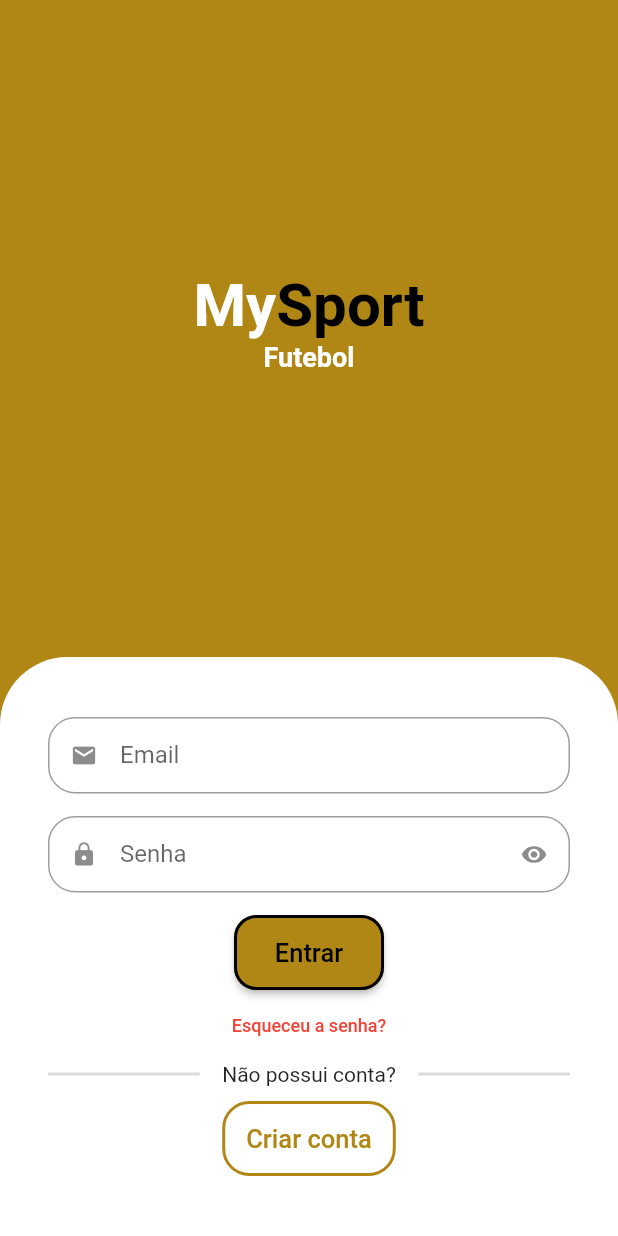
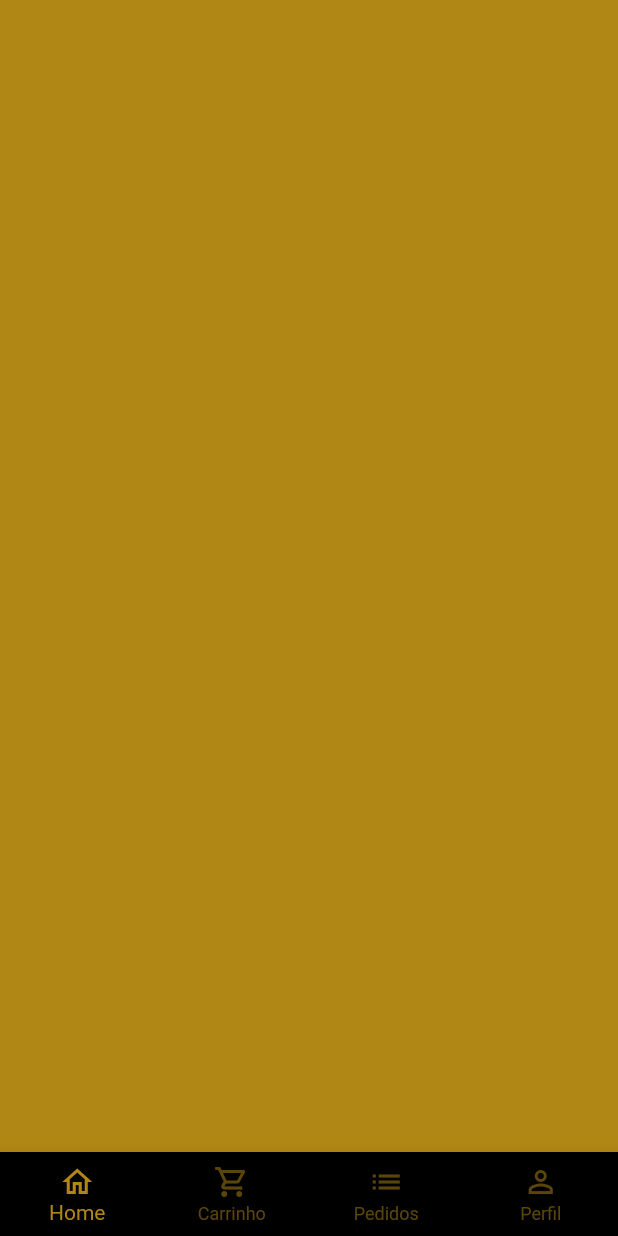
Before and after one commit to ValterNoleto/My_Sport, a Flutter app: the screen it shows after launch, after a tap on "Entrar", on a phone screen of 412 x 824 dp. Run offline on Flutter 3.47's test engine with Material 2 defaults, Android fonts, the phone set to English and light mode, and no system bars; drawn by our look-alikes of animated_text_kit; our stand-ins replace mask_text_input_formatter.

Commit message:
base screen wip

```diff
--- a/lib/src/auth/sign_in_screen.dart
+++ b/lib/src/auth/sign_in_screen.dart
@@ -1,6 +1,7 @@
 import 'package:animated_text_kit/animated_text_kit.dart';
 import 'package:flutter/material.dart';
 import 'package:my_sport/src/auth/sign_up_screen.dart';
+import 'package:my_sport/src/base/base_screen.dart';
 import 'package:my_sport/src/config/custom_colors.dart';
 
 import 'components/custom_text_field.dart';
@@ -24,7 +25,7 @@ class SignInScreen extends StatelessWidget {
                 child: Column(
                   mainAxisAlignment: MainAxisAlignment.center,
                   children: [
-                    //Nome do App
+                    //App name
                     const Text.rich(
                       TextSpan(
                         style: TextStyle(
@@ -49,7 +50,7 @@ class SignInScreen extends StatelessWidget {
                       ),
                     ),
 
-                    //Categorias do App
+                    //Apps categories
                     SizedBox(
                       height: 30,
                       child: DefaultTextStyle(
@@ -78,7 +79,7 @@ class SignInScreen extends StatelessWidget {
                 ),
               ),
 
-              //Formulário
+              //Form
               Container(
                 padding: const EdgeInsets.symmetric(
                   horizontal: 32,
@@ -96,14 +97,14 @@ class SignInScreen extends StatelessWidget {
                       label: 'Email',
                     ),
 
-                    //Senha
+                    //Password
                     const CustomTextField(
                       icon: Icons.lock,
                       label: 'Senha',
                       isSecret: true,
                     ),
 
-                    //Botão de entrar
+                    //Enter button
                     SizedBox(
                       height: 50,
                       width: 100,
@@ -117,7 +118,12 @@ class SignInScreen extends StatelessWidget {
                             color: Colors.black,
                           ),
                         ),
-                        onPressed: () {},
+                        onPressed: () {
+                          Navigator.of(context)
+                              .pushReplacement(MaterialPageRoute(builder: (c) {
+                            return const BaseScreen();
+                          }));
+                        },
                         child: const Text(
                           'Entrar',
                           style: TextStyle(
@@ -128,7 +134,7 @@ class SignInScreen extends StatelessWidget {
                       ),
                     ),
 
-                    //Esqueceu a senha
+                    //Forgot password
                     TextButton(
                       onPressed: () {},
                       child: const Text(
@@ -140,7 +146,7 @@ class SignInScreen extends StatelessWidget {
                       ),
                     ),
 
-                    //Divisor
+                    //Divider
                     Padding(
                       padding: const EdgeInsets.only(bottom: 10),
                       child: Row(
@@ -165,7 +171,7 @@ class SignInScreen extends StatelessWidget {
                       ),
                     ),
 
-                    //Cadastro
+                    //Registration
                     SizedBox(
                       height: 50,
                       child: OutlinedButton(
--- /dev/null
+++ b/lib/src/base/base_screen.dart
@@ -0,0 +1,67 @@
+import 'package:flutter/material.dart';
+import 'package:my_sport/src/config/custom_colors.dart';
+
+class BaseScreen extends StatefulWidget {
+  const BaseScreen({Key? key}) : super(key: key);
+
+  @override
+  State<BaseScreen> createState() => _BaseScreenState();
+}
+
+class _BaseScreenState extends State<BaseScreen> {
+  int currentIndex = 0;
+  final pageController = PageController();
+
+  @override
+  Widget build(BuildContext context) {
+    return Scaffold(
+      body: PageView(
+        physics: const NeverScrollableScrollPhysics(),
+        controller: pageController,
+        children: [
+          Container(color: CustomColors.customSwatchColor),
+        ],
+      ),
+
+      //Navigation Bar
+      bottomNavigationBar: BottomNavigationBar(
+        currentIndex: currentIndex,
+        onTap: (index) {
+          setState(() {
+            currentIndex = index;
+            pageController.jumpToPage(index);
+          });
+        },
+        type: BottomNavigationBarType.fixed,
+        backgroundColor: Colors.black,
+        selectedItemColor: CustomColors.customSwatchColor,
+        unselectedItemColor: CustomColors.customSwatchColor.withAlpha(130),
+        items: const [
+          //Home
+          BottomNavigationBarItem(
+            icon: Icon(Icons.home_outlined),
+            label: 'Home',
+          ),
+
+          //Cart
+          BottomNavigationBarItem(
+            icon: Icon(Icons.shopping_cart_outlined),
+            label: 'Carrinho',
+          ),
+
+          //Requests
+          BottomNavigationBarItem(
+            icon: Icon(Icons.list),
+            label: 'Pedidos',
+          ),
+
+          //Profile
+          BottomNavigationBarItem(
+            icon: Icon(Icons.person_outline),
+            label: 'Perfil',
+          ),
+        ],
+      ),
+    );
+  }
+}
```
Also changed, not shown: lib/src/auth/sign_up_screen.dart (+12 -6 lines).
